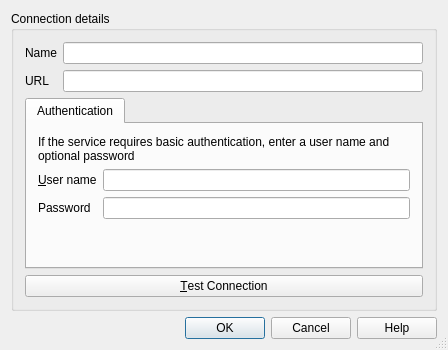
This is src/ui/qgsnewgeonodeconnectionbase.ui in qgis/QGIS as Qt 5 draws it before an edit. The edited form follows.
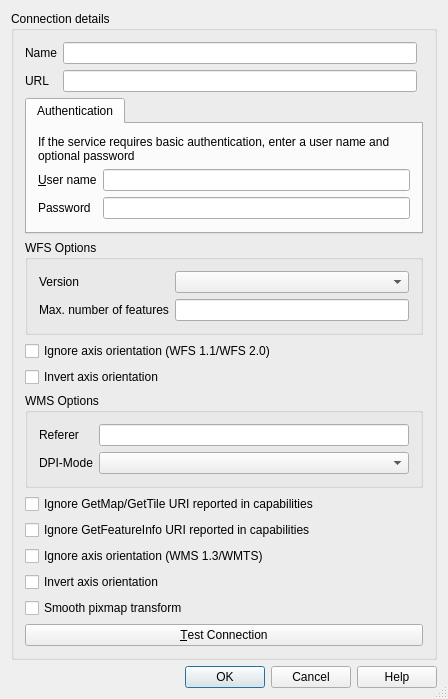
This is the edited form. Custom widgets are drawn as their Qt base class.

Commit message: add services option to the dialog

Patch:
```diff
--- a/src/ui/qgsnewgeonodeconnectionbase.ui
+++ b/src/ui/qgsnewgeonodeconnectionbase.ui
@@ -7,7 +7,7 @@
     <x>0</x>
     <y>0</y>
     <width>448</width>
-    <height>350</height>
+    <height>475</height>
    </rect>
   </property>
   <property name="windowTitle">
@@ -19,66 +19,65 @@
   <property name="modal">
    <bool>true</bool>
   </property>
-  <layout class="QFormLayout" name="formLayout">
-   <item row="0" column="0" colspan="2">
+  <layout class="QGridLayout" name="gridLayout_4">
+   <item row="0" column="0">
     <widget class="QGroupBox" name="mGroupBox">
      <property name="title">
       <string>Connection details</string>
      </property>
      <layout class="QGridLayout">
-      <item row="0" column="0">
-       <widget class="QLabel" name="TextLabel1_2">
-        <property name="text">
-         <string>Name</string>
+      <item row="8" column="0" colspan="2">
+       <widget class="QGroupBox" name="groupBox">
+        <property name="title">
+         <string>WFS Options</string>
         </property>
-        <property name="wordWrap">
-         <bool>true</bool>
-        </property>
-        <property name="margin">
-         <number>5</number>
-        </property>
-        <property name="buddy">
-         <cstring>txtName</cstring>
-        </property>
+        <layout class="QGridLayout" name="gridLayout">
+         <item row="0" column="0">
+          <widget class="QLabel" name="lblVersion">
+           <property name="text">
+            <string>Version</string>
+           </property>
+          </widget>
+         </item>
+         <item row="0" column="1">
+          <widget class="QComboBox" name="cmbVersion">
+           <property name="toolTip">
+            <string>&lt;html&gt;&lt;head/&gt;&lt;body&gt;&lt;p&gt;Select protocol version&lt;/p&gt;&lt;/body&gt;&lt;/html&gt;</string>
+           </property>
+          </widget>
+         </item>
+         <item row="1" column="0">
+          <widget class="QLabel" name="lblMaxNumFeatures">
+           <property name="text">
+            <string>Max. number of features</string>
+           </property>
+          </widget>
+         </item>
+         <item row="1" column="1">
+          <widget class="QLineEdit" name="txtMaxNumFeatures">
+           <property name="toolTip">
+            <string>&lt;html&gt;&lt;head/&gt;&lt;body&gt;&lt;p&gt;Enter a number to limit the maximum number of features retrieved in a single GetFeature request. If let to empty, server default will apply.&lt;/p&gt;&lt;/body&gt;&lt;/html&gt;</string>
+           </property>
+          </widget>
+         </item>
+        </layout>
        </widget>
       </item>
-      <item row="0" column="1">
-       <widget class="QLineEdit" name="txtName">
-        <property name="minimumSize">
-         <size>
-          <width>0</width>
-          <height>0</height>
-         </size>
+      <item row="18" column="0" colspan="2">
+       <widget class="QPushButton" name="btnConnect">
+        <property name="text">
+         <string>&amp;Test Connection</string>
         </property>
-        <property name="toolTip">
-         <string>Name of the new connection</string>
-        </property>
-        <property name="frame">
-         <bool>true</bool>
-        </property>
        </widget>
       </item>
-      <item row="1" column="0">
-       <widget class="QLabel" name="TextLabel1">
+      <item row="9" column="0">
+       <widget class="QCheckBox" name="cbxWfsIgnoreAxisOrientation">
         <property name="text">
-         <string>URL</string>
+         <string>Ignore axis orientation (WFS 1.1/WFS 2.0)</string>
         </property>
-        <property name="margin">
-         <number>5</number>
-        </property>
-        <property name="buddy">
-         <cstring>txtUrl</cstring>
-        </property>
        </widget>
       </item>
-      <item row="1" column="1">
-       <widget class="QLineEdit" name="txtUrl">
-        <property name="toolTip">
-         <string>HTTP address of the Web Map Server</string>
-        </property>
-       </widget>
-      </item>
-      <item row="4" column="0" colspan="2">
+      <item row="7" column="0" colspan="2">
        <widget class="QTabWidget" name="tabAuth">
         <property name="sizePolicy">
          <sizepolicy hsizetype="Expanding" vsizetype="MinimumExpanding">
@@ -160,17 +159,143 @@
         </widget>
        </widget>
       </item>
-      <item row="5" column="0" colspan="2">
-       <widget class="QPushButton" name="btnConnect">
+      <item row="15" column="0">
+       <widget class="QCheckBox" name="cbxWmsIgnoreAxisOrientation">
         <property name="text">
-         <string>&amp;Test Connection</string>
+         <string>Ignore axis orientation (WMS 1.3/WMTS)</string>
+        </property>
+       </widget>
+      </item>
+      <item row="16" column="0">
+       <widget class="QCheckBox" name="cbxWmsInvertAxisOrientation">
+        <property name="text">
+         <string>Invert axis orientation</string>
+        </property>
+       </widget>
+      </item>
+      <item row="12" column="0" colspan="2">
+       <widget class="QGroupBox" name="groupBox_2">
+        <property name="title">
+         <string>WMS Options</string>
+        </property>
+        <layout class="QGridLayout" name="gridLayout_2">
+         <item row="0" column="1">
+          <widget class="QLineEdit" name="txtReferer"/>
+         </item>
+         <item row="0" column="0">
+          <widget class="QLabel" name="lblReferer">
+           <property name="text">
+            <string>Referer</string>
+           </property>
+           <property name="buddy">
+            <cstring>txtReferer</cstring>
+           </property>
+          </widget>
+         </item>
+         <item row="1" column="1">
+          <widget class="QComboBox" name="cmbDpiMode"/>
+         </item>
+         <item row="1" column="0">
+          <widget class="QLabel" name="lblDpiMode">
+           <property name="text">
+            <string>DPI-Mode</string>
+           </property>
+           <property name="buddy">
+            <cstring>cmbDpiMode</cstring>
+           </property>
+          </widget>
+         </item>
+        </layout>
+       </widget>
+      </item>
+      <item row="10" column="0">
+       <widget class="QCheckBox" name="cbxWfsInvertAxisOrientation">
+        <property name="text">
+         <string>Invert axis orientation</string>
+        </property>
+       </widget>
+      </item>
+      <item row="14" column="0">
+       <widget class="QCheckBox" name="cbxIgnoreGetFeatureInfoURI">
+        <property name="text">
+         <string>Ignore GetFeatureInfo URI reported in capabilities</string>
+        </property>
+       </widget>
+      </item>
+      <item row="2" column="0">
+       <layout class="QFormLayout" name="formLayout">
+        <item row="0" column="0">
+         <widget class="QLabel" name="TextLabel1_2">
+          <property name="text">
+           <string>Name</string>
+          </property>
+          <property name="wordWrap">
+           <bool>true</bool>
+          </property>
+          <property name="margin">
+           <number>5</number>
+          </property>
+          <property name="buddy">
+           <cstring>txtName</cstring>
+          </property>
+         </widget>
+        </item>
+        <item row="0" column="1">
+         <widget class="QLineEdit" name="txtName">
+          <property name="minimumSize">
+           <size>
+            <width>0</width>
+            <height>0</height>
+           </size>
+          </property>
+          <property name="toolTip">
+           <string>Name of the new connection</string>
+          </property>
+          <property name="frame">
+           <bool>true</bool>
+          </property>
+         </widget>
+        </item>
+        <item row="1" column="0">
+         <widget class="QLabel" name="TextLabel1">
+          <property name="text">
+           <string>URL</string>
+          </property>
+          <property name="margin">
+           <number>5</number>
+          </property>
+          <property name="buddy">
+           <cstring>txtUrl</cstring>
+          </property>
+         </widget>
+        </item>
+        <item row="1" column="1">
+         <widget class="QLineEdit" name="txtUrl">
+          <property name="toolTip">
+           <string>HTTP address of the Web Map Server</string>
+          </property>
+         </widget>
+        </item>
+       </layout>
+      </item>
+      <item row="13" column="0">
+       <widget class="QCheckBox" name="cbxIgnoreGetMapURI">
+        <property name="text">
+         <string>Ignore GetMap/GetTile URI reported in capabilities</string>
+        </property>
+       </widget>
+      </item>
+      <item row="17" column="0">
+       <widget class="QCheckBox" name="cbxSmoothPixmapTransform">
+        <property name="text">
+         <string>Smooth pixmap transform</string>
         </property>
        </widget>
       </item>
      </layout>
     </widget>
    </item>
-   <item row="2" column="0" colspan="2">
+   <item row="1" column="0">
     <widget class="QDialogButtonBox" name="buttonBox">
      <property name="standardButtons">
       <set>QDialogButtonBox::Cancel|QDialogButtonBox::Help|QDialogButtonBox::Ok</set>
```
Left out of the diff: 62 changed lines with no effect on the pictures. The commit also changes 1 other file.
